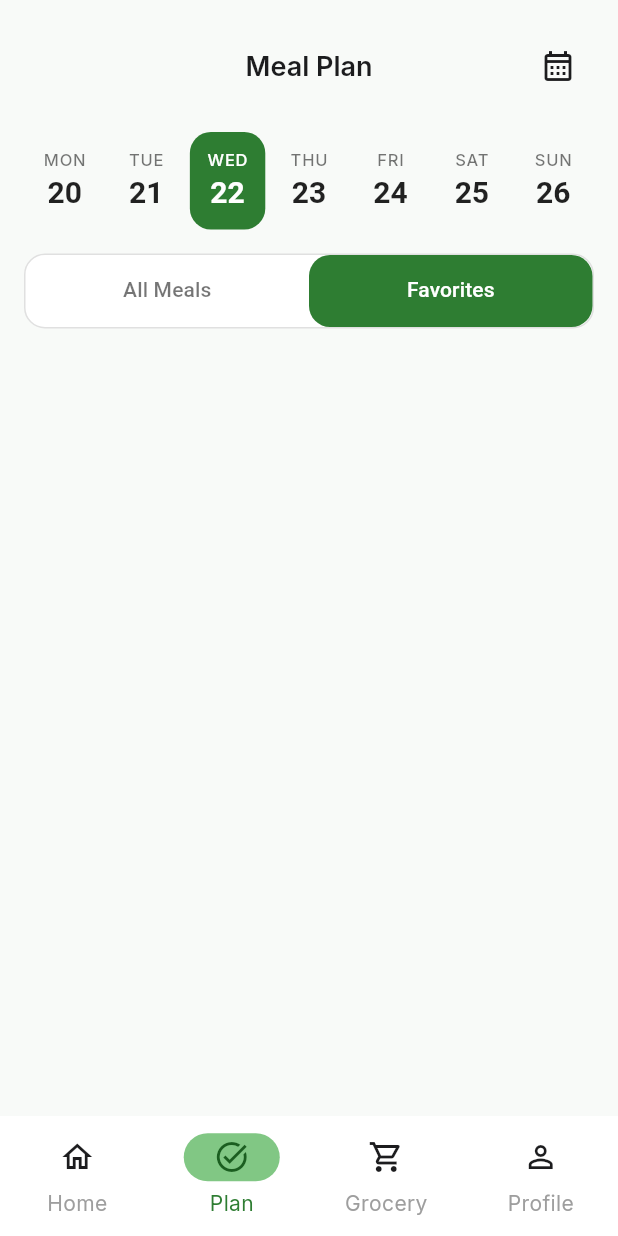
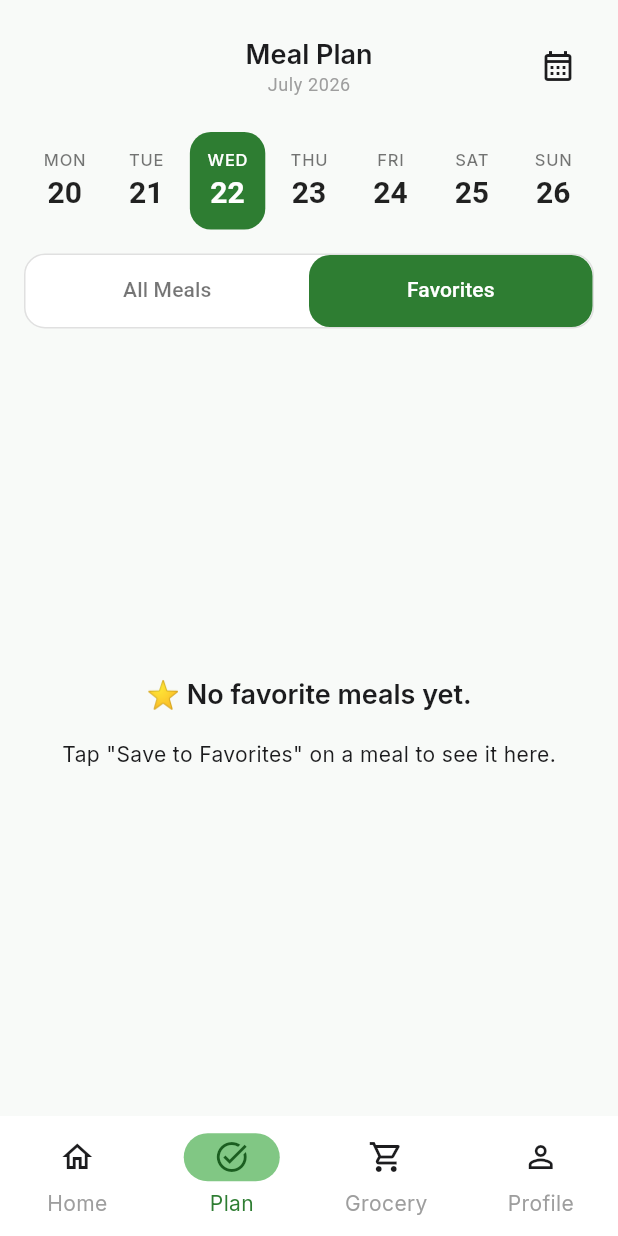
Before and after one commit to rodelgabriel45/meal_flow, a Flutter app: the PlanScreen screen opened by its route, tab 2 chosen, on a phone screen of 412 x 824 dp. Run offline on Flutter 3.47's test engine with Material 3 defaults, Android fonts, the phone set to English and light mode, and no system bars; our stand-ins replace go_router, google_fonts, shared_preferences; accounts and stored records are empty.

Commit message:
Complete Meal Plan screen

```diff
--- a/lib/features/plan/screens/plan_screen.dart
+++ b/lib/features/plan/screens/plan_screen.dart
@@ -1,4 +1,5 @@
 import 'package:flutter/material.dart';
+import 'package:intl/intl.dart';
 import 'package:mealflow/core/theme/app_spacing.dart';
 import 'package:mealflow/features/plan/widgets/meal_plan_section.dart';
 import 'package:mealflow/features/plan/widgets/week_calendar.dart';
@@ -19,6 +20,21 @@ class _PlanScreenState extends State<PlanScreen> {
     });
   }
 
+  void pickDate() async {
+    final pickedDate = await showDatePicker(
+      context: context,
+      initialDate: selectedDate,
+      firstDate: DateTime(2020),
+      lastDate: DateTime(2035),
+    );
+
+    if (pickedDate != null) {
+      setState(() {
+        selectedDate = pickedDate;
+      });
+    }
+  }
+
   @override
   Widget build(BuildContext context) {
     return Scaffold(
@@ -32,17 +48,27 @@ class _PlanScreenState extends State<PlanScreen> {
                 child: Stack(
                   alignment: Alignment.center,
                   children: [
-                    Text(
-                      'Meal Plan',
-                      style: Theme.of(context).textTheme.titleLarge,
+                    Column(
+                      mainAxisSize: MainAxisSize.min,
+                      children: [
+                        Text(
+                          'Meal Plan',
+                          style: Theme.of(context).textTheme.titleLarge,
+                        ),
+
+                        Text(
+                          DateFormat('MMMM yyyy').format(selectedDate),
+                          style: Theme.of(
+                            context,
+                          ).textTheme.bodySmall?.copyWith(color: Colors.grey),
+                        ),
+                      ],
                     ),
 
                     Align(
                       alignment: Alignment.centerRight,
                       child: IconButton(
-                        onPressed: () {
-                          //
-                        },
+                        onPressed: pickDate,
                         icon: const Icon(Icons.calendar_month_outlined),
                       ),
                     ),
--- a/lib/features/plan/widgets/meal_category_list.dart
+++ b/lib/features/plan/widgets/meal_category_list.dart
@@ -1,3 +1,4 @@
+import 'package:animated_list_plus/animated_list_plus.dart';
 import 'package:flutter/material.dart';
 import 'package:go_router/go_router.dart';
 import 'package:mealflow/core/router/widgets/meal_form_args.dart';
@@ -24,6 +25,22 @@ class MealCategoryList extends StatelessWidget {
 
   @override
   Widget build(BuildContext context) {
+    Widget buildAnimatedMeal(Animation<double> animation, Meal meal) {
+      return SlideTransition(
+        position: Tween<Offset>(
+          begin: const Offset(0, .08),
+          end: Offset.zero,
+        ).animate(animation),
+        child: FadeTransition(
+          opacity: animation,
+          child: Padding(
+            padding: const EdgeInsets.only(bottom: 12),
+            child: MealCard(key: ValueKey(meal.id), meal: meal),
+          ),
+        ),
+      );
+    }
+
     return Column(
       crossAxisAlignment: CrossAxisAlignment.start,
       children: [
@@ -63,11 +80,18 @@ class MealCategoryList extends StatelessWidget {
             ),
           )
         else
-          ...meals.map(
-            (meal) => Padding(
-              padding: const EdgeInsets.only(bottom: 12),
-              child: MealCard(meal: meal),
-            ),
+          ImplicitlyAnimatedList<Meal>(
+            shrinkWrap: true,
+            physics: const NeverScrollableScrollPhysics(),
+            items: meals,
+            areItemsTheSame: (oldItem, newItem) {
+              return oldItem.id == newItem.id;
+            },
+
+            itemBuilder: (context, animation, meal, i) =>
+                buildAnimatedMeal(animation, meal),
+            removeItemBuilder: (context, animation, meal) =>
+                buildAnimatedMeal(animation, meal),
           ),
       ],
     );
--- a/lib/features/plan/widgets/meal_plan_section.dart
+++ b/lib/features/plan/widgets/meal_plan_section.dart
@@ -131,13 +131,32 @@ class MealPlanSection extends StatelessWidget {
                       builder: (context, provider, child) {
                         final favorites = provider.favoriteMeals();
 
-                        return ListView.separated(
-                          itemBuilder: (context, index) {
-                            return MealCard(meal: favorites[index]);
-                          },
-                          separatorBuilder: (_, _) => AppSpacing.verticalSM,
-                          itemCount: favorites.length,
-                        );
+                        return favorites.isEmpty
+                            ? Column(
+                                mainAxisAlignment: MainAxisAlignment.center,
+                                children: [
+                                  Text(
+                                    '⭐ No favorite meals yet.',
+                                    style: Theme.of(
+                                      context,
+                                    ).textTheme.titleLarge,
+                                  ),
+
+                                  AppSpacing.verticalMD,
+
+                                  Text(
+                                    'Tap "Save to Favorites" on a meal to see it here.',
+                                  ),
+                                ],
+                              )
+                            : ListView.separated(
+                                itemBuilder: (context, index) {
+                                  return MealCard(meal: favorites[index]);
+                                },
+                                separatorBuilder: (_, _) =>
+                                    AppSpacing.verticalSM,
+                                itemCount: favorites.length,
+                              );
                       },
                     ),
                   ),
--- a/lib/features/plan/widgets/week_calendar.dart
+++ b/lib/features/plan/widgets/week_calendar.dart
@@ -12,9 +12,9 @@ class WeekCalendar extends StatelessWidget {
 
   @override
   Widget build(BuildContext context) {
-    final today = DateTime.now();
-
-    final monday = today.subtract(Duration(days: today.weekday - 1));
+    final monday = selectedDate.subtract(
+      Duration(days: selectedDate.weekday - 1),
+    );
 
     bool isSameDay(DateTime a, DateTime b) {
       return a.year == b.year && a.month == b.month && a.day == b.day;
--- a/pubspec.yaml
+++ b/pubspec.yaml
@@ -40,6 +40,7 @@ dependencies:
   uuid: ^4.6.0
   go_router: ^17.3.0
   intl: ^0.20.3
+  animated_list_plus: ^0.5.2
 
 dev_dependencies:
   flutter_test:
```
Also changed, not shown: pubspec.lock.
